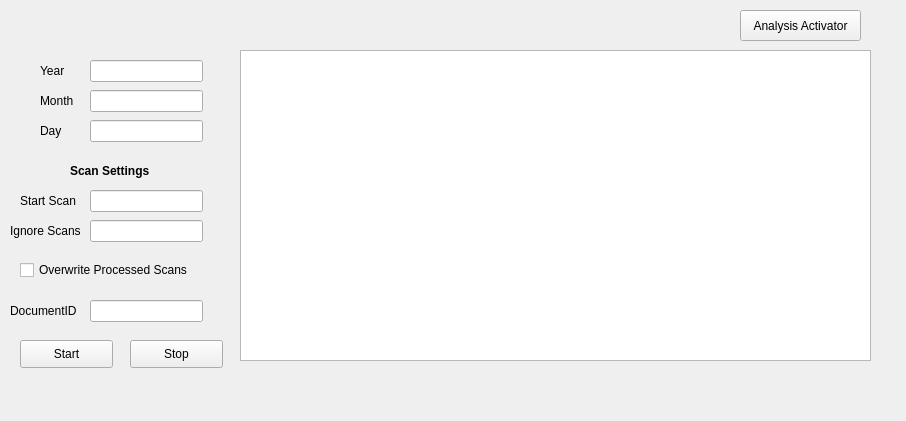
The window that ScanAnalysis/live_watch/scan_analysis_gui/app/gui/ScAnalyzer.ui (GEECS-BELLA/GEECS-Plugins) describes before a commit, drawn with Qt 5.
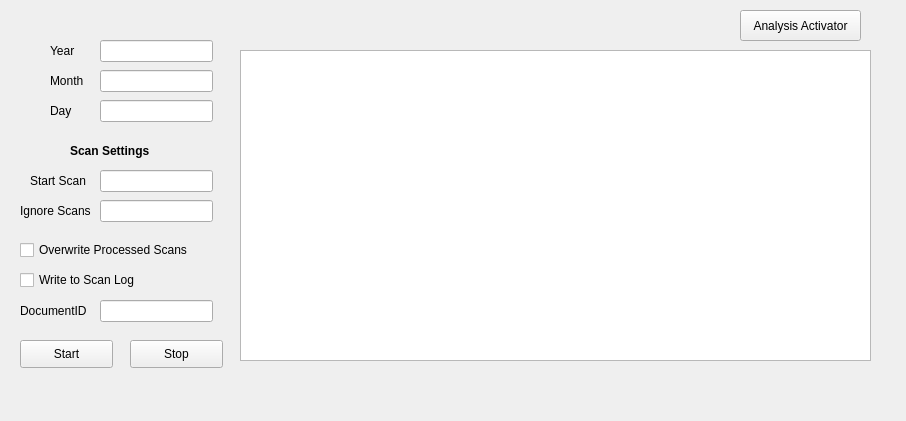
The same window after the commit.

Commit message: Added checkbox for uploading to google scanlog

```diff
--- a/ScanAnalysis/live_watch/scan_analysis_gui/app/gui/ScAnalyzer.ui
+++ b/ScanAnalysis/live_watch/scan_analysis_gui/app/gui/ScAnalyzer.ui
@@ -46,8 +46,8 @@
    <widget class="QLineEdit" name="inputYear">
     <property name="geometry">
      <rect>
-      <x>90</x>
-      <y>60</y>
+      <x>100</x>
+      <y>40</y>
       <width>113</width>
       <height>22</height>
      </rect>
@@ -56,8 +56,8 @@
    <widget class="QLineEdit" name="inputMonth">
     <property name="geometry">
      <rect>
-      <x>90</x>
-      <y>90</y>
+      <x>100</x>
+      <y>70</y>
       <width>113</width>
       <height>22</height>
      </rect>
@@ -66,8 +66,8 @@
    <widget class="QLineEdit" name="inputDay">
     <property name="geometry">
      <rect>
-      <x>90</x>
-      <y>120</y>
+      <x>100</x>
+      <y>100</y>
       <width>113</width>
       <height>22</height>
      </rect>
@@ -76,8 +76,8 @@
    <widget class="QLabel" name="labelYear">
     <property name="geometry">
      <rect>
-      <x>40</x>
-      <y>60</y>
+      <x>50</x>
+      <y>40</y>
       <width>31</width>
       <height>21</height>
      </rect>
@@ -89,8 +89,8 @@
    <widget class="QLabel" name="labelMonth">
     <property name="geometry">
      <rect>
-      <x>40</x>
-      <y>90</y>
+      <x>50</x>
+      <y>70</y>
       <width>41</width>
       <height>21</height>
      </rect>
@@ -102,8 +102,8 @@
    <widget class="QLabel" name="labelDay">
     <property name="geometry">
      <rect>
-      <x>40</x>
-      <y>120</y>
+      <x>50</x>
+      <y>100</y>
       <width>41</width>
       <height>21</height>
      </rect>
@@ -125,8 +125,8 @@
    <widget class="QLineEdit" name="inputStartScan">
     <property name="geometry">
      <rect>
-      <x>90</x>
-      <y>190</y>
+      <x>100</x>
+      <y>170</y>
       <width>113</width>
       <height>22</height>
      </rect>
@@ -135,8 +135,8 @@
    <widget class="QLabel" name="labelStartScan">
     <property name="geometry">
      <rect>
-      <x>20</x>
-      <y>190</y>
+      <x>30</x>
+      <y>170</y>
       <width>61</width>
       <height>21</height>
      </rect>
@@ -148,8 +148,8 @@
    <widget class="QLabel" name="labelIgnore">
     <property name="geometry">
      <rect>
-      <x>10</x>
-      <y>220</y>
+      <x>20</x>
+      <y>200</y>
       <width>81</width>
       <height>21</height>
      </rect>
@@ -161,8 +161,8 @@
    <widget class="QLineEdit" name="inputIgnore">
     <property name="geometry">
      <rect>
-      <x>90</x>
-      <y>220</y>
+      <x>100</x>
+      <y>200</y>
       <width>113</width>
       <height>22</height>
      </rect>
@@ -172,7 +172,7 @@
     <property name="geometry">
      <rect>
       <x>70</x>
-      <y>160</y>
+      <y>140</y>
       <width>81</width>
       <height>21</height>
      </rect>
@@ -213,7 +213,7 @@
     <property name="geometry">
      <rect>
       <x>20</x>
-      <y>260</y>
+      <y>240</y>
       <width>191</width>
       <height>20</height>
      </rect>
@@ -225,7 +225,7 @@
    <widget class="QLineEdit" name="lineDocumentID">
     <property name="geometry">
      <rect>
-      <x>90</x>
+      <x>100</x>
       <y>300</y>
       <width>113</width>
       <height>22</height>
@@ -235,7 +235,7 @@
    <widget class="QLabel" name="label">
     <property name="geometry">
      <rect>
-      <x>10</x>
+      <x>20</x>
       <y>300</y>
       <width>81</width>
       <height>21</height>
@@ -245,6 +245,19 @@
      <string>DocumentID</string>
     </property>
    </widget>
+   <widget class="QCheckBox" name="checkBoxScanlog">
+    <property name="geometry">
+     <rect>
+      <x>20</x>
+      <y>270</y>
+      <width>181</width>
+      <height>20</height>
+     </rect>
+    </property>
+    <property name="text">
+     <string>Write to Scan Log</string>
+    </property>
+   </widget>
   </widget>
  </widget>
  <resources/>
```
The commit also changes 1 other file.
